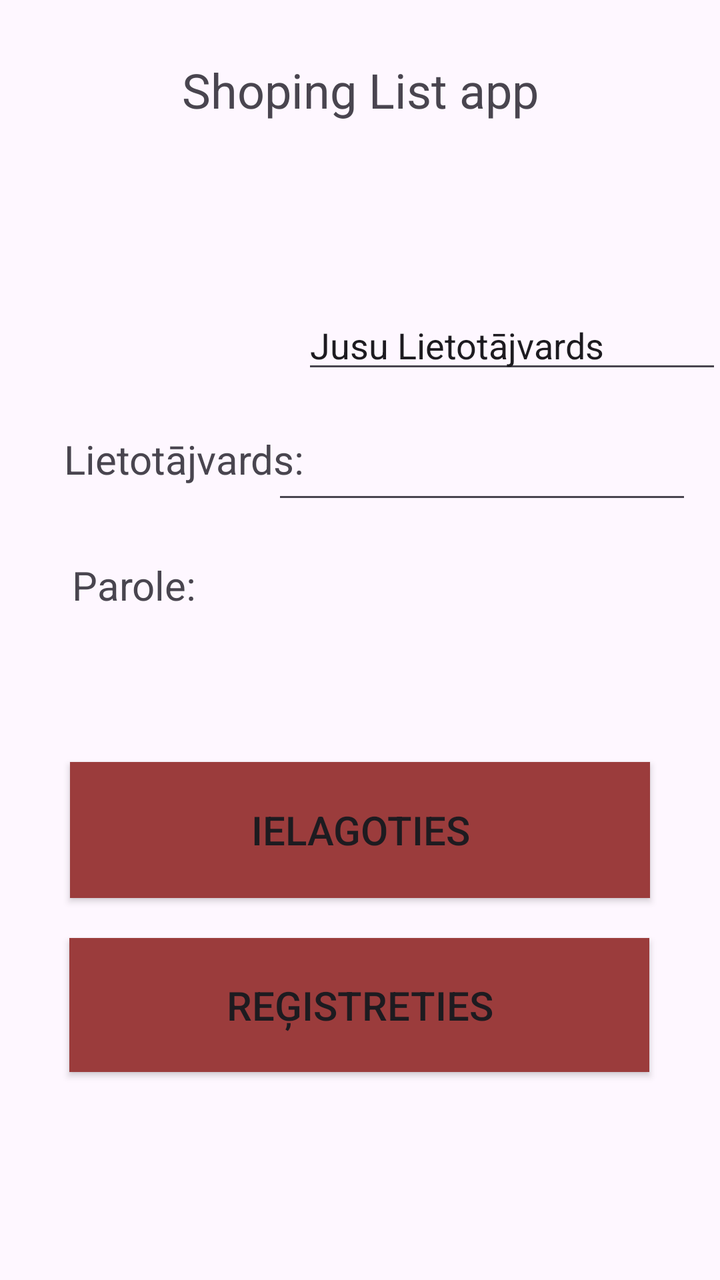
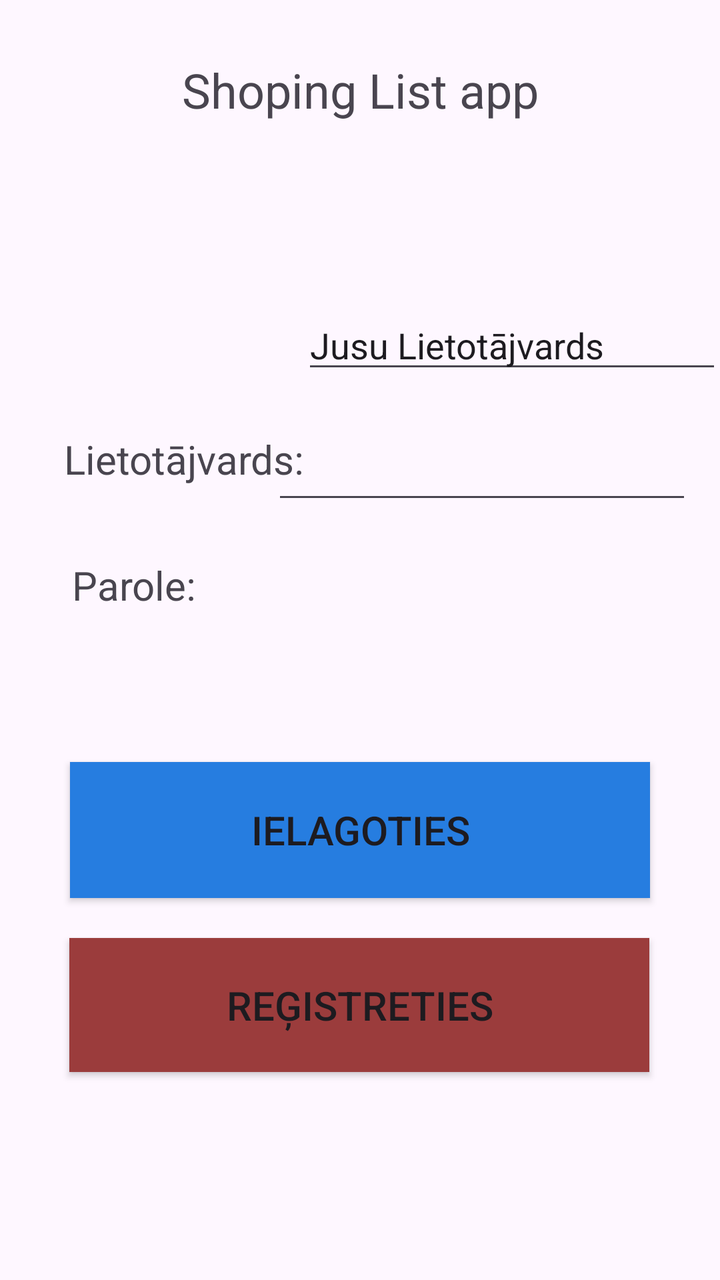

Compare the two renders of this Android layout. The source of the first and the diff that turns it into the second are given below.
<!-- AndroidManifest.xml: application theme Theme._11_PD2_PA_Giruckis_Nikitins_2026 -->
<!-- res/layout/login.xml -->
<?xml version="1.0" encoding="utf-8"?>
<androidx.constraintlayout.widget.ConstraintLayout xmlns:android="http://schemas.android.com/apk/res/android"
    xmlns:app="http://schemas.android.com/apk/res-auto"
    xmlns:tools="http://schemas.android.com/tools"
    android:layout_width="match_parent"
    android:layout_height="match_parent">

    <Button
        android:id="@+id/Login_Registration"
        android:layout_width="290dp"
        android:layout_height="67dp"
        android:background="#9B3C3C"
        android:insetLeft="0dp"
        android:insetTop="4dp"
        android:insetBottom="4dp"
        android:text="@string/Login_RegistrationText"
        android:textSize="20sp"
        app:layout_constraintBottom_toBottomOf="parent"
        app:layout_constraintEnd_toEndOf="parent"
        app:layout_constraintHorizontal_bias="0.495"
        app:layout_constraintStart_toStartOf="parent"
        app:layout_constraintTop_toBottomOf="@+id/Login_Text"
        app:layout_constraintVertical_bias="0.797" />

    <Button
        android:id="@+id/Login_SignIn"
        android:layout_width="290dp"
        android:layout_height="68dp"
        android:layout_marginBottom="20dp"
        android:background="#9B3C3C"
        android:text="@string/Login_SignInText"
        android:textSize="20sp"
        app:layout_constraintBottom_toTopOf="@+id/Login_Registration"
        app:layout_constraintEnd_toEndOf="parent"
        app:layout_constraintStart_toStartOf="parent" />

    <EditText
        android:id="@+id/Login_PasswordInput"
        android:layout_width="wrap_content"
        android:layout_height="wrap_content"
        android:layout_marginBottom="124dp"
        android:ems="10"
        android:inputType="textPassword"
        app:layout_constraintBottom_toTopOf="@+id/Login_SignIn"
        app:layout_constraintEnd_toEndOf="parent"
        app:layout_constraintHorizontal_bias="0.728"
        app:layout_constraintStart_toEndOf="@+id/Login_PasswordText" />

    <TextView
        android:id="@+id/Login_PasswordText"
        android:layout_width="wrap_content"
        android:layout_height="wrap_content"
        android:layout_marginStart="36dp"
        android:text="@string/Login_PasswordText"
        android:textSize="20sp"
        app:layout_constraintBottom_toBottomOf="parent"
        app:layout_constraintStart_toStartOf="parent"
        app:layout_constraintTop_toBottomOf="@+id/Login_UsernameText"
        app:layout_constraintVertical_bias="0.097" />

    <TextView
        android:id="@+id/Login_UsernameText"
        android:layout_width="wrap_content"
        android:layout_height="wrap_content"
        android:layout_marginStart="32dp"
        android:layout_marginTop="216dp"
        android:text="@string/Login_UsernameText"
        android:textSize="20sp"
        app:layout_constraintStart_toStartOf="parent"
        app:layout_constraintTop_toTopOf="parent" />

    <EditText
        android:id="@+id/Login_UsernameInput"
        android:layout_width="wrap_content"
        android:layout_height="wrap_content"
        android:ems="10"
        android:inputType="text"
        android:text="@string/Login_UsernameInputText"
        app:layout_constraintBottom_toTopOf="@+id/Login_PasswordInput"
        app:layout_constraintEnd_toEndOf="parent"
        app:layout_constraintHorizontal_bias="0.594"
        app:layout_constraintStart_toEndOf="@+id/Login_UsernameText"
        app:layout_constraintTop_toTopOf="parent"
        app:layout_constraintVertical_bias="0.863" />

    <TextView
        android:id="@+id/Login_Text"
        android:layout_width="wrap_content"
        android:layout_height="wrap_content"
        android:text="@string/Login_Text"
        android:textSize="24sp"
        app:layout_constraintBottom_toBottomOf="parent"
        app:layout_constraintEnd_toEndOf="parent"
        app:layout_constraintStart_toStartOf="parent"
        app:layout_constraintTop_toTopOf="parent"
        app:layout_constraintVertical_bias="0.047" />
</androidx.constraintlayout.widget.ConstraintLayout>
<!-- resources referenced by this layout -->
<resources>
  <string name="Login_PasswordText">Parole:</string>
  <string name="Login_RegistrationText">Reģistreties</string>
  <string name="Login_SignInText">Ielagoties</string>
  <string name="Login_Text">Shoping List app</string>
  <string name="Login_UsernameInputText">Jusu Lietotājvards</string>
  <string name="Login_UsernameText">Lietotājvards:</string>
  <style name="Theme._11_PD2_PA_Giruckis_Nikitins_2026" parent="Base.Theme._11_PD2_PA_Giruckis_Nikitins_2026" />
  <style name="Base.Theme._11_PD2_PA_Giruckis_Nikitins_2026" parent="Theme.Material3.DayNight.NoActionBar">
          
          
      </style>
</resources>

<!-- the commit's change to res/layout/login.xml (unified diff, before → after) -->
@@ -28,6 +28,8 @@
         android:layout_height="68dp"
         android:layout_marginBottom="20dp"
         android:background="#9B3C3C"
+        android:backgroundTint="#267DE0"
+        android:foregroundTint="#D33939"
         android:text="@string/Login_SignInText"
         android:textSize="20sp"
         app:layout_constraintBottom_toTopOf="@+id/Login_Registration"
